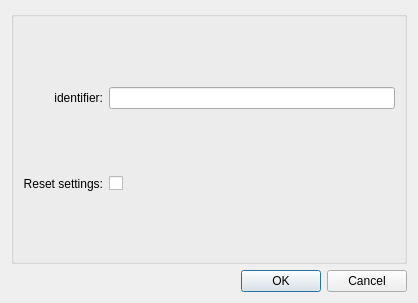
The window that mapclientplugins/geometryfitter/qt/configuredialog.ui (v-chopovda/mapclientplugins.geometryfitter) describes before a commit, drawn with Qt 5.
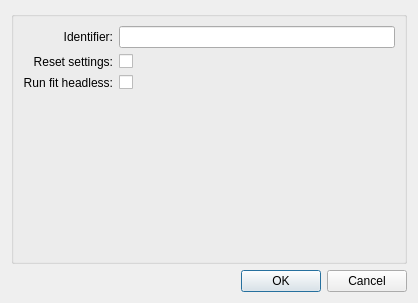
The same window after the commit.

Commit message: Add configuration property auto-fit to run the currently configured fit headless.

```diff
--- a/mapclientplugins/geometryfitter/qt/configuredialog.ui
+++ b/mapclientplugins/geometryfitter/qt/configuredialog.ui
@@ -14,25 +14,45 @@
    <string>Configure Geometry Fitter</string>
   </property>
   <layout class="QGridLayout" name="gridLayout">
-   <item row="0" column="0">
+   <item row="2" column="0">
     <widget class="QGroupBox" name="configGroupBox">
      <property name="title">
       <string/>
      </property>
      <layout class="QGridLayout" name="gridLayout_2">
-      <item row="0" column="1">
-       <widget class="QLineEdit" name="lineEdit0"/>
-      </item>
       <item row="0" column="0">
-       <widget class="QLabel" name="label0">
+       <widget class="QLabel" name="labelIdentifier">
         <property name="text">
-         <string>identifier:</string>
+         <string>Identifier:</string>
         </property>
         <property name="alignment">
          <set>Qt::AlignmentFlag::AlignRight|Qt::AlignmentFlag::AlignTrailing|Qt::AlignmentFlag::AlignVCenter</set>
         </property>
        </widget>
       </item>
+      <item row="2" column="0">
+       <widget class="QLabel" name="labelRunFitHeadless">
+        <property name="toolTip">
+         <string>Reset the settings to their default values on the next run</string>
+        </property>
+        <property name="text">
+         <string>Run fit headless:</string>
+        </property>
+        <property name="alignment">
+         <set>Qt::AlignmentFlag::AlignRight|Qt::AlignmentFlag::AlignTrailing|Qt::AlignmentFlag::AlignVCenter</set>
+        </property>
+       </widget>
+      </item>
+      <item row="1" column="2">
+       <widget class="QCheckBox" name="checkBoxResetSettings">
+        <property name="toolTip">
+         <string>Reset the settings to their default values on the next run</string>
+        </property>
+        <property name="text">
+         <string/>
+        </property>
+       </widget>
+      </item>
       <item row="1" column="0">
        <widget class="QLabel" name="labelResetSettings">
         <property name="toolTip">
@@ -46,20 +66,36 @@
         </property>
        </widget>
       </item>
-      <item row="1" column="1">
-       <widget class="QCheckBox" name="checkBoxResetSettings">
+      <item row="2" column="2">
+       <widget class="QCheckBox" name="checkBoxRunFitHeadless">
         <property name="toolTip">
-         <string>Reset the settings to their default values on the next run</string>
+         <string>Run the fit as it is currently defined without showing the user interface.</string>
         </property>
         <property name="text">
          <string/>
         </property>
        </widget>
       </item>
+      <item row="0" column="2">
+       <widget class="QLineEdit" name="lineEditIdentifier"/>
+      </item>
+      <item row="3" column="0">
+       <spacer name="verticalSpacer">
+        <property name="orientation">
+         <enum>Qt::Orientation::Vertical</enum>
+        </property>
+        <property name="sizeHint" stdset="0">
+         <size>
+          <width>20</width>
+          <height>40</height>
+         </size>
+        </property>
+       </spacer>
+      </item>
      </layout>
     </widget>
    </item>
-   <item row="1" column="0">
+   <item row="3" column="0">
     <widget class="QDialogButtonBox" name="buttonBox">
      <property name="orientation">
       <enum>Qt::Orientation::Horizontal</enum>
```
The commit also changes 4 other files.
